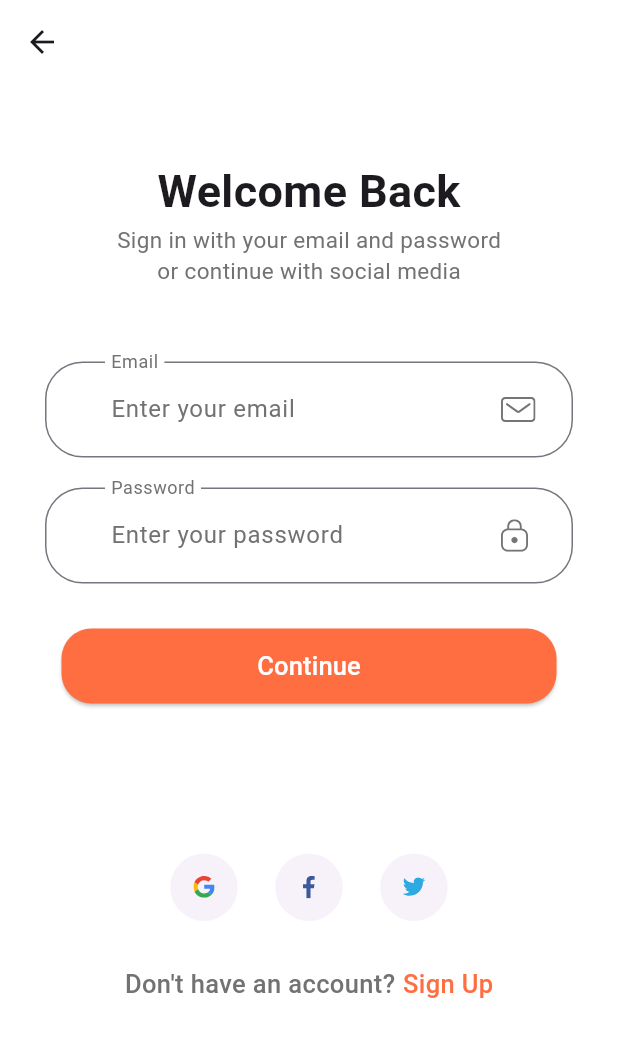
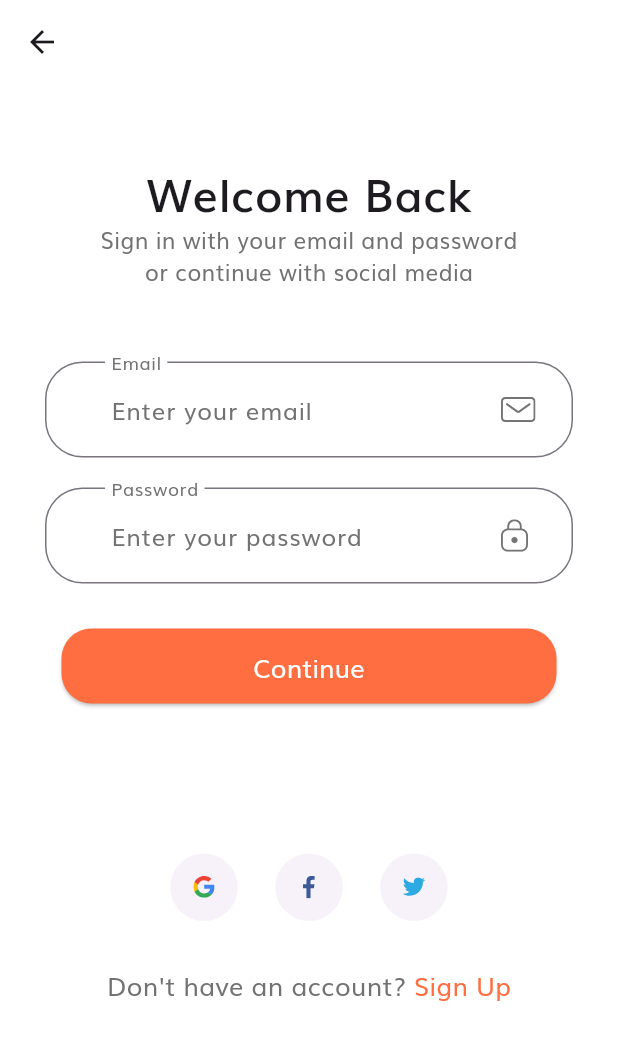
Before and after one commit to izaydeh/ecommerce_app_luminus, a Flutter app: the screen it shows after launch, after a tap on "Continue", on a phone screen of 412 x 824 dp. Shown: the top 1040 px of the screen. Run offline on Flutter 3.47's test engine with Material 3 defaults, Android fonts, the phone set to English and light mode, and no system bars; our stand-ins replace flutter_svg.

Commit message:
fix some issues in the code

```diff
--- a/lib/pages/complete_profile_screen.dart
+++ b/lib/pages/complete_profile_screen.dart
@@ -55,7 +55,7 @@ class _CompleteProfileScreenState extends State<CompleteProfileScreen> {
                     hintStyle: TextStyle(
                       color: const Color.fromARGB(255, 115, 114, 114),
                     ),
-                    labelText: "First Name", // this shows text on the border
+                    labelText: "First Name",
                     labelStyle: TextStyle(
                       color: Color.fromARGB(255, 115, 114, 114),
                     ),
--- a/lib/pages/splash_screen.dart
+++ b/lib/pages/splash_screen.dart
@@ -1,12 +1,12 @@
-
 import 'package:ecomm_app/pages/login_screen.dart';
 import 'package:flutter/material.dart';
 
 void main() {
   runApp(
-    const MaterialApp(
-        debugShowCheckedModeBanner: false,
-        home: SplashScreen()
+    MaterialApp(
+      theme: ThemeData(fontFamily: 'Muli'),
+      debugShowCheckedModeBanner: false,
+      home: const SplashScreen(),
     ),
   );
 }
```
Also changed, not shown: lib/pages/forget_password_screen.dart (+8 -3 lines), pubspec.yaml (+28 -11 lines).
